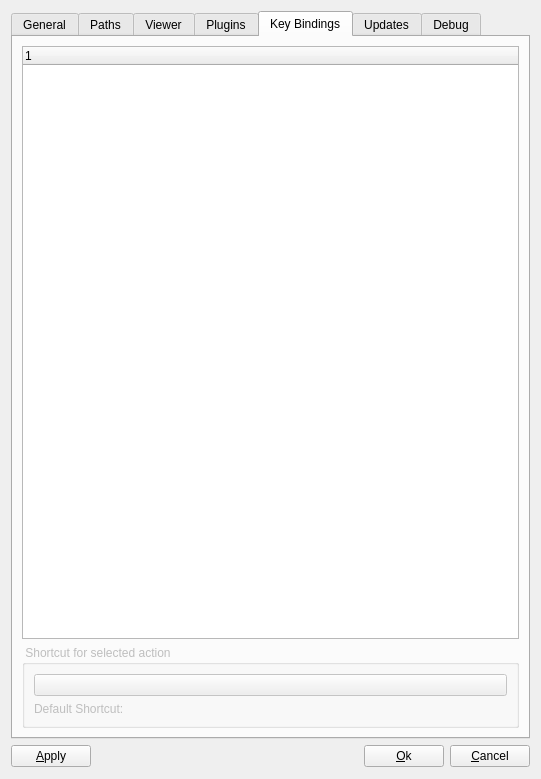
First picture: the form in OpenFlipper/widgets/optionsWidget/optionsWidget.ui, repository ShenRen/OpenFlipper, before the edit.
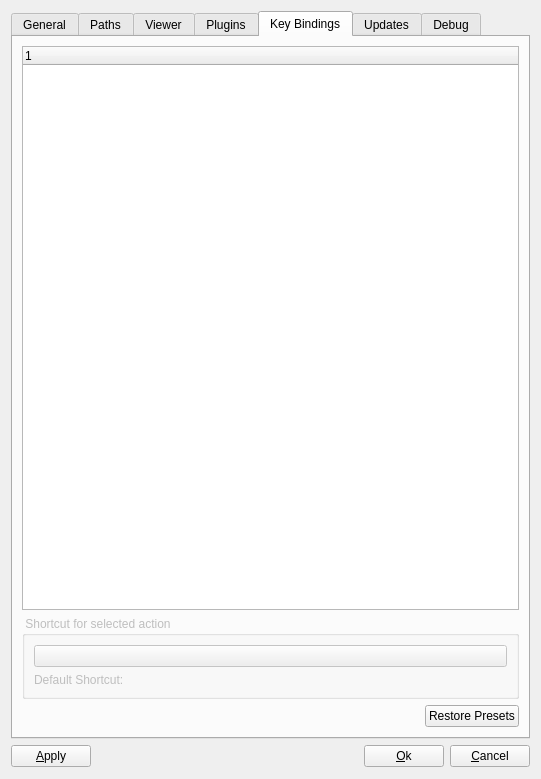
Second picture: the form after the edit. The open tabs and pages were chosen to show the change. Custom widgets are drawn as their Qt base class.

Patch:
```diff
--- a/OpenFlipper/widgets/optionsWidget/optionsWidget.ui
+++ b/OpenFlipper/widgets/optionsWidget/optionsWidget.ui
@@ -489,6 +489,36 @@
          </layout>
         </widget>
        </item>
+       <item>
+        <layout class="QHBoxLayout" name="horizontalLayout_12" >
+         <item>
+          <spacer name="horizontalSpacer_7" >
+           <property name="orientation" >
+            <enum>Qt::Horizontal</enum>
+           </property>
+           <property name="sizeHint" stdset="0" >
+            <size>
+             <width>188</width>
+             <height>23</height>
+            </size>
+           </property>
+          </spacer>
+         </item>
+         <item>
+          <widget class="QPushButton" name="presetsButton" >
+           <property name="toolTip" >
+            <string>Restore default shortcuts</string>
+           </property>
+           <property name="statusTip" >
+            <string>Restore default shortcuts</string>
+           </property>
+           <property name="text" >
+            <string>Restore Presets</string>
+           </property>
+          </widget>
+         </item>
+        </layout>
+       </item>
       </layout>
      </widget>
      <widget class="QWidget" name="Updates" >
```
Left out of the diff: 2 changed lines with no effect on the pictures.
